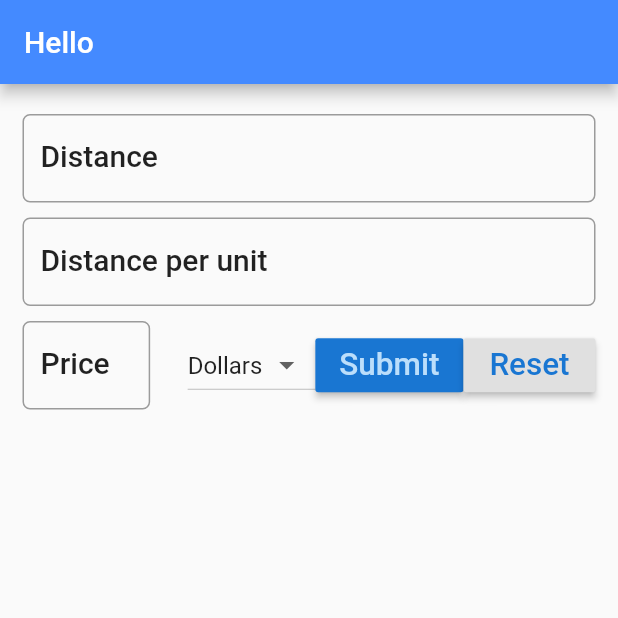
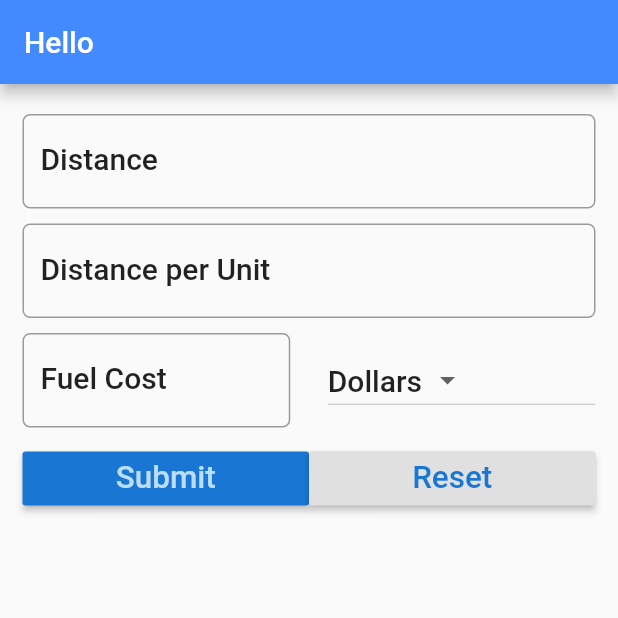
Before and after one commit to chackop/flutter_strt, a Flutter app: the screen it shows after launch, on a phone screen of 412 x 824 dp, the top half of it. Run offline on Flutter 3.47's test engine with Material 2 defaults, Android fonts, the phone set to English and light mode, and no system bars.

Commit message:
corrected ui

```diff
--- a/travel_cost_app/lib/main.dart
+++ b/travel_cost_app/lib/main.dart
@@ -21,7 +21,7 @@ class TravelForm extends StatefulWidget {
 class _TravelState extends State<TravelForm> {
   String result = '';
   final _currencies = ['Dollars', 'Euro', 'Pounds', 'Rupees'];
-  final double _formDistance = 5.0;
+  final double _formPadding = 5.0;
   String _currency = 'Dollars';
   TextEditingController distanceController = TextEditingController();
   TextEditingController avgController = TextEditingController();
@@ -42,52 +42,49 @@ class _TravelState extends State<TravelForm> {
             children: <Widget>[
               Padding(
                   padding:
-                    EdgeInsets.only(top: _formDistance, bottom: _formDistance),
+                      EdgeInsets.only(top: _formPadding, bottom: _formPadding),
                   child: TextField(
                     controller: distanceController,
+                    style: textStyle,
+                    keyboardType: TextInputType.number,
                     decoration: InputDecoration(
-                      labelText: 'Distance',
-                      hintText: 'e.g. 124',
+                        hintText: "e.g. 124",
+                        labelText: "Distance",
                         labelStyle: textStyle,
                         border: OutlineInputBorder(
                             borderRadius: BorderRadius.circular(5.0))),
-                  keyboardType: TextInputType.number,
-                ),
-              ),
+                  )),
               Padding(
                   padding:
-                    EdgeInsets.only(top: _formDistance, bottom: _formDistance),
+                      EdgeInsets.only(bottom: _formPadding, top: _formPadding),
                   child: TextField(
                     controller: avgController,
+                    style: textStyle,
+                    keyboardType: TextInputType.number,
                     decoration: InputDecoration(
-                      labelText: 'Distance per unit',
-                      hintText: 'e.g. 17',
+                        hintText: "e.g. 17",
+                        labelText: "Distance per Unit",
                         labelStyle: textStyle,
                         border: OutlineInputBorder(
                             borderRadius: BorderRadius.circular(5.0))),
-                  keyboardType: TextInputType.number,
-                ),
-              ),
+                  )),
               Padding(
-                  padding: EdgeInsets.only(
-                      top: _formDistance, bottom: _formDistance),
-                  child: Row(
-                    children: <Widget>[
+                  padding:
+                      EdgeInsets.only(bottom: _formPadding, top: _formPadding),
+                  child: Row(children: [
                     Expanded(
                         child: TextField(
                       controller: priceController,
+                      style: textStyle,
+                      keyboardType: TextInputType.number,
                       decoration: InputDecoration(
-                              labelText: 'Price',
-                              hintText: 'e.g. 1.65',
+                          hintText: "e.g. 1.60",
+                          labelText: "Fuel Cost",
                           labelStyle: textStyle,
                           border: OutlineInputBorder(
                               borderRadius: BorderRadius.circular(5.0))),
-                          keyboardType: TextInputType.number,
-                        ),
-                      ),
-                      Container(
-                        width: _formDistance * 5,
-                      ),
+                    )),
+                    Container(width: _formPadding * 5),
                     Expanded(
                       child: DropdownButton<String>(
                         items: _currencies.map((String value) {
@@ -97,13 +94,17 @@ class _TravelState extends State<TravelForm> {
                           );
                         }).toList(),
                         value: _currency,
-                          onChanged: (String value) {
+                        style: textStyle,
+                        onChanged: (value) {
                           _onDropdownChanged(value);
                         },
                       ),
+                    )
+                  ])),
+              Container(
+                height: _formPadding,
               ),
-                      Row(
-                        children: <Widget>[
+              Row(children: [
                 Expanded(
                     child: RaisedButton(
                   color: Theme.of(context).primaryColorDark,
@@ -117,8 +118,7 @@ class _TravelState extends State<TravelForm> {
                     'Submit',
                     textScaleFactor: 1.5,
                   ),
-                            ),
-                          ),
+                )),
                 Expanded(
                     child: RaisedButton(
                   color: Theme.of(context).buttonColor,
@@ -130,14 +130,17 @@ class _TravelState extends State<TravelForm> {
                     'Reset',
                     textScaleFactor: 1.5,
                   ),
-                            ),
-                          ),
+                )),
+              ]),
+              Container(
+                  margin: EdgeInsets.only(top: _formPadding * 2),
+                  child: Text(
+                    result,
+                    style: textStyle,
+                  )),
             ],
           ),
-                      Text(result),
-                    ],
-                  )),
-            ])));
+        ));
   }
 
   _onDropdownChanged(String value) {
```
Lines whose indentation alone changed are shown as unchanged.
